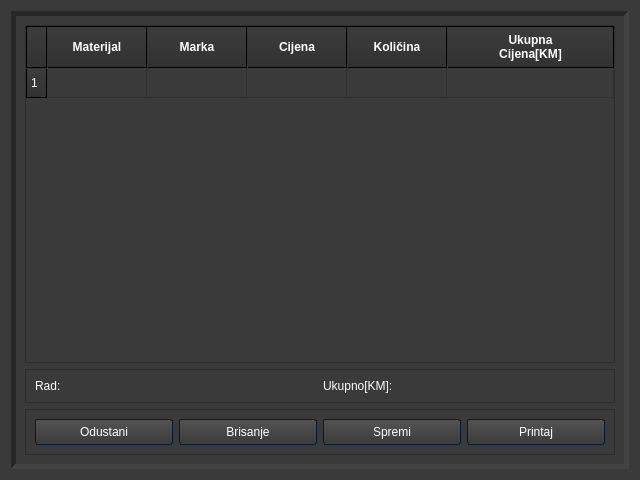
Above: receipt.ui from 4ntim4tter/Budget-Flow before the change. Below: the same form after it.
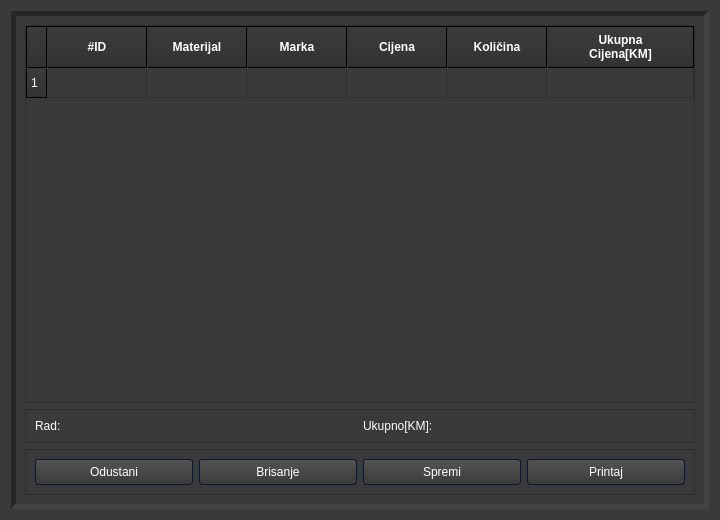
That is the form after the change. Icons and pictures are not drawn.

What changed in the file:
```diff
--- a/receipt.ui
+++ b/receipt.ui
@@ -6,8 +6,8 @@
    <rect>
     <x>0</x>
     <y>0</y>
-    <width>640</width>
-    <height>480</height>
+    <width>720</width>
+    <height>520</height>
    </rect>
   </property>
   <property name="sizePolicy">
@@ -1045,6 +1045,18 @@
          <bool>true</bool>
         </attribute>
         <row/>
+        <column>
+         <property name="text">
+          <string>#ID</string>
+         </property>
+         <property name="font">
+          <font>
+           <family>Arial</family>
+           <weight>75</weight>
+           <bold>true</bold>
+          </font>
+         </property>
+        </column>
         <column>
          <property name="text">
           <string>Materijal</string>
```
